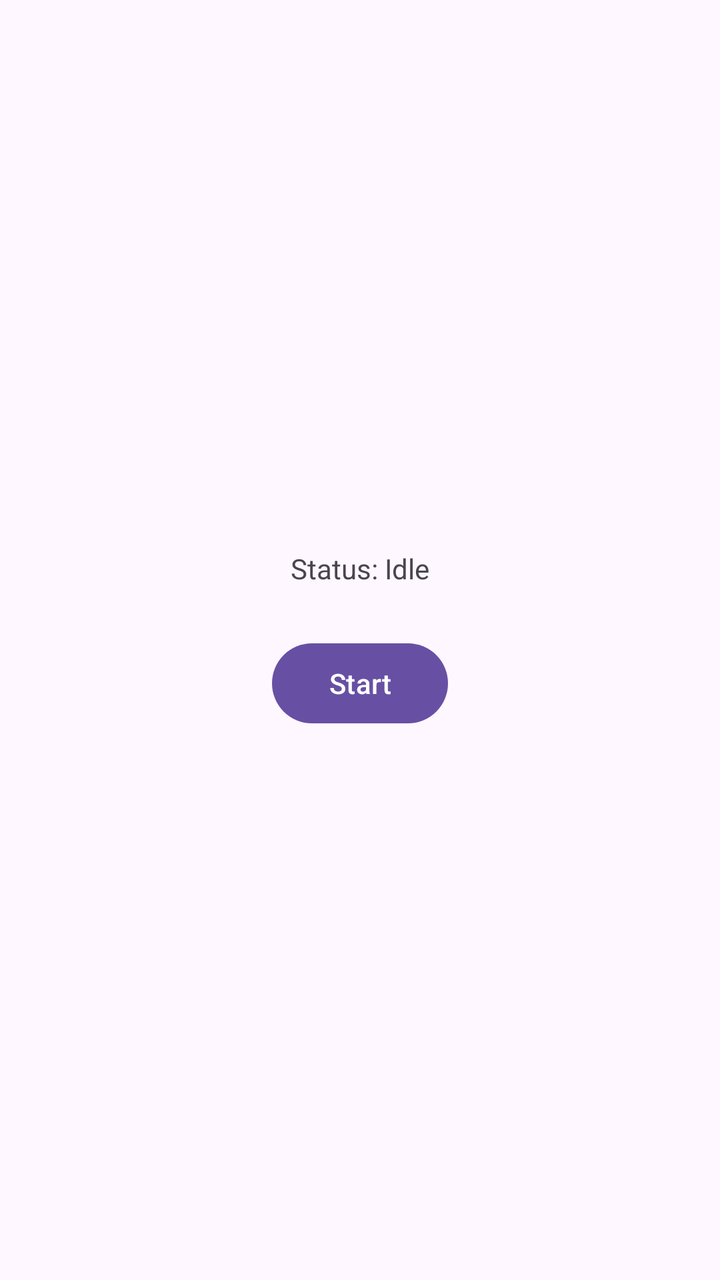
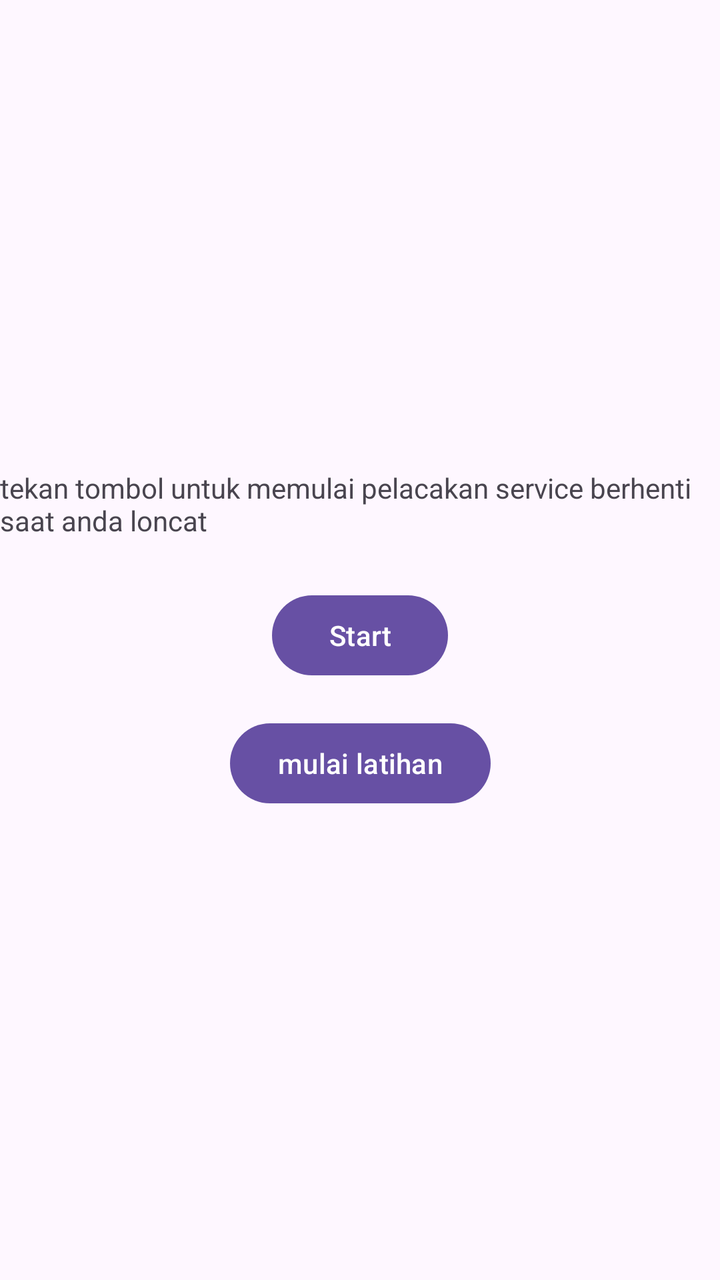

The first picture is an Android layout as it rendered before a commit; the second is the same layout after the commit. The layout source and the unified diff follow.
<!-- AndroidManifest.xml: application theme Theme.BackgroundServices -->
<!-- res/layout/activity_main.xml -->
<?xml version="1.0" encoding="utf-8"?>
<androidx.constraintlayout.widget.ConstraintLayout xmlns:android="http://schemas.android.com/apk/res/android"
    xmlns:app="http://schemas.android.com/apk/res-auto"
    xmlns:tools="http://schemas.android.com/tools"
    android:id="@+id/main"
    android:layout_width="match_parent"
    android:layout_height="match_parent"
    tools:context=".MainActivity">

    <TextView
        android:id="@+id/statusTextView"
        android:layout_width="wrap_content"
        android:layout_height="wrap_content"
        android:layout_marginBottom="24dp"
        android:text="@string/status_idle"
        app:layout_constraintBottom_toTopOf="@+id/btnStart"
        app:layout_constraintEnd_toEndOf="parent"
        app:layout_constraintStart_toStartOf="parent"
        app:layout_constraintTop_toTopOf="parent"
        app:layout_constraintVertical_chainStyle="packed" />

    <Button
        android:id="@+id/btnStart"
        android:layout_width="wrap_content"
        android:layout_height="wrap_content"
        android:text="@string/btn_start"
        app:layout_constraintBottom_toBottomOf="parent"
        app:layout_constraintEnd_toEndOf="parent"
        app:layout_constraintStart_toStartOf="parent"
        app:layout_constraintTop_toBottomOf="@+id/statusTextView" />

</androidx.constraintlayout.widget.ConstraintLayout>
<!-- resources referenced by this layout -->
<resources>
  <string name="btn_start">Start</string>
  <string name="status_idle">Status: Idle</string>
  <style name="Theme.BackgroundServices" parent="Base.Theme.BackgroundServices" />
  <style name="Base.Theme.BackgroundServices" parent="Theme.Material3.DayNight.NoActionBar">
          
          
      </style>
</resources>

<!-- the commit's change to res/layout/activity_main.xml (unified diff, before → after) -->
@@ -23,10 +23,21 @@
         android:id="@+id/btnStart"
         android:layout_width="wrap_content"
         android:layout_height="wrap_content"
+        android:layout_marginBottom="16dp"
         android:text="@string/btn_start"
-        app:layout_constraintBottom_toBottomOf="parent"
+        app:layout_constraintBottom_toTopOf="@+id/btnLatihan"
         app:layout_constraintEnd_toEndOf="parent"
         app:layout_constraintStart_toStartOf="parent"
         app:layout_constraintTop_toBottomOf="@+id/statusTextView" />
 
+    <Button
+        android:id="@+id/btnLatihan"
+        android:layout_width="wrap_content"
+        android:layout_height="wrap_content"
+        android:text="@string/btn_latihan"
+        app:layout_constraintBottom_toBottomOf="parent"
+        app:layout_constraintEnd_toEndOf="parent"
+        app:layout_constraintStart_toStartOf="parent"
+        app:layout_constraintTop_toBottomOf="@+id/btnStart" />
+
 </androidx.constraintlayout.widget.ConstraintLayout>
<!-- resource entries referenced after the edit -->
@@ -1,7 +1,8 @@
 <!-- resources referenced by this layout -->
 <resources>
+  <string name="btn_latihan">mulai latihan</string>
   <string name="btn_start">Start</string>
-  <string name="status_idle">Status: Idle</string>
+  <string name="status_idle">tekan tombol untuk memulai pelacakan service berhenti saat anda loncat</string>
   <style name="Theme.BackgroundServices" parent="Base.Theme.BackgroundServices" />
   <style name="Base.Theme.BackgroundServices" parent="Theme.Material3.DayNight.NoActionBar">
           
